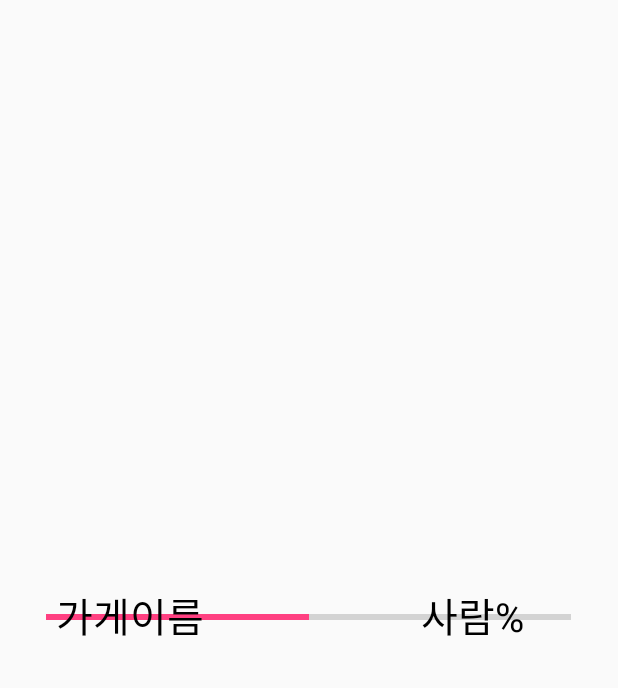
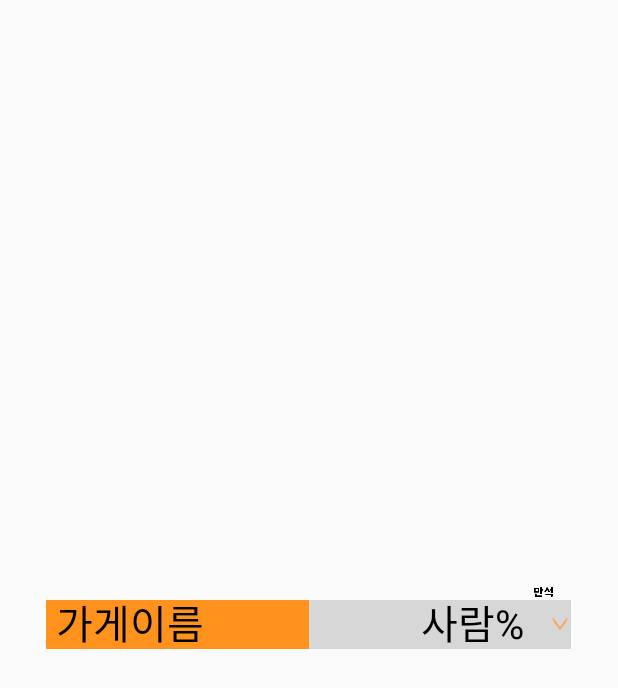
Before and after one commit to Hyunsik-Yoo/jariVim, an Android app: the layout group_item.xml on its own in the app's theme, with its tools: preview values and no code run, on a phone screen of 412 x 824 dp. Shown: the top 688 px of the screen. Run offline under Robolectric (Android 15) with nearby library versions, the phone set to English and light mode, and no system bars.

Commit message:
제보페이지 이미지 적용, 탭 focusing 추가

```diff
--- a/jariVim/app/src/main/java/cnu/lineup/com/cnulineup/ExpandListAdapter.java
+++ b/jariVim/app/src/main/java/cnu/lineup/com/cnulineup/ExpandListAdapter.java
@@ -40,6 +40,8 @@ public class ExpandListAdapter extends BaseExpandableListAdapter {
     @Override
     public View getChildView(int groupPosition, int childPosition,
                              boolean isLastChild, View convertView, ViewGroup parent) {
+
+
         Child child = (Child)getChild(groupPosition,childPosition);
         if(convertView == null){
             //새로 child 레이아웃을 생성하는 듯!
@@ -85,7 +87,6 @@ public class ExpandListAdapter extends BaseExpandableListAdapter {
         if(convertView == null){
             LayoutInflater inf = (LayoutInflater)context.getSystemService(context.LAYOUT_INFLATER_SERVICE);
             convertView = inf.inflate(R.layout.group_item,null);
-
         }
         return convertView;
     }
@@ -101,6 +102,4 @@ public class ExpandListAdapter extends BaseExpandableListAdapter {
     }
 
 
-
-
 }
--- /dev/null
+++ b/jariVim/app/src/main/res/drawable/progressbar_states.xml
@@ -0,0 +1,8 @@
+<?xml version="1.0" encoding="utf-8"?>
+<layer-list xmlns:android="http://schemas.android.com/apk/res/android" >
+    <item android:id="@android:id/progress">
+        <clip>
+            <bitmap android:src="@drawable/progress_bar_active_xxhdpi" />
+        </clip>
+    </item>
+</layer-list>
--- a/jariVim/app/src/main/res/layout/group_item.xml
+++ b/jariVim/app/src/main/res/layout/group_item.xml
@@ -1,6 +1,7 @@
 <?xml version="1.0" encoding="utf-8"?>
 <LinearLayout xmlns:android="http://schemas.android.com/apk/res/android"
-    android:orientation="horizontal"
+    xmlns:app="http://schemas.android.com/apk/res-auto"
+    android:orientation="vertical"
     android:gravity="center"
     android:id="@+id/group_layout"
     android:layout_width="match_parent"
@@ -8,33 +9,22 @@
     >
 
 
+    <ImageView
+        android:layout_width="match_parent"
+        android:layout_height="wrap_content"
+        app:srcCompat="@drawable/mansuk_xxhdpi" />
 
     <cnu.lineup.com.cnulineup.TextProgressBar
         style="?android:attr/progressBarStyleHorizontal"
-        android:gravity="center"
+        android:background="@drawable/progress_bar_back_xxhdpi"
+        android:progressDrawable="@drawable/progressbar_states"
+
         android:layout_width="350dp"
-        android:layout_height="50dp"
+        android:layout_height="32.50dp"
         android:max="100"
         android:progress="50"
         />
 
-    <!--
-    <TextView
-        android:text="TextView"
-        android:textSize="25dp"
-        android:gravity="center"
-        android:layout_width="wrap_content"
-        android:layout_height="50dp"
-        android:id="@+id/subject" />
 
-    <ProgressBar
-        style="?android:attr/progressBarStyleHorizontal"
-        android:layout_marginLeft="10dp"
-        android:gravity="center"
-        android:layout_width="250dp"
-        android:layout_height="50dp"
-        android:max="100"
-        android:progress="50" />
-    -->
 
 </LinearLayout>
```
Also changed, not shown: jariVim/app/src/main/java/cnu/lineup/com/cnulineup/MainActivity.java (+12 -1 lines), jariVim/app/src/main/res/layout/activity_main.xml (+25 -14 lines), jariVim/app/src/main/res/layout/child_item.xml (+13 -5 lines), jariVim/app/src/main/res/drawable-xxhdpi/btn_back_xxhdpi.png (added), jariVim/app/src/main/res/drawable-xxhdpi/btn_cancle.png (added), jariVim/app/src/main/res/drawable-xxhdpi/btn_vote.png (added), jariVim/app/src/main/res/drawable-xxhdpi/mansuk_xxhdpi.png (added), jariVim/app/src/main/res/drawable-xxhdpi/progress_bar_active_xxhdpi.png (added), jariVim/app/src/main/res/drawable-xxhdpi/progress_bar_back_xxhdpi.png (added), jariVim/app/src/main/res/drawable-xxhdpi/seekbar_xxhdpi.png (added), jariVim/app/src/main/res/drawable-xxhdpi/seekbarpoint_xxhdpi.png (added), jariVim/app/src/main/res/drawable-xxhdpi/seekbartop_xxhdpi.png (added), jariVim/app/src/main/res/drawable-xxhdpi/subtop_xxhdpi.png (added), jariVim/app/src/main/res/drawable-xxhdpi/top_category_xxhdpi.png (added).
